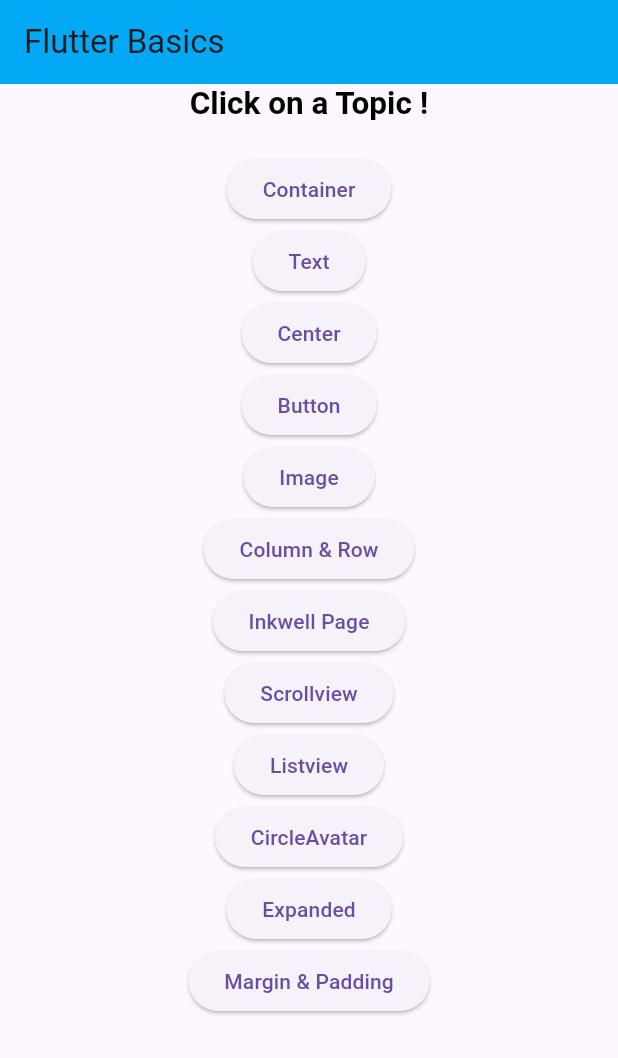
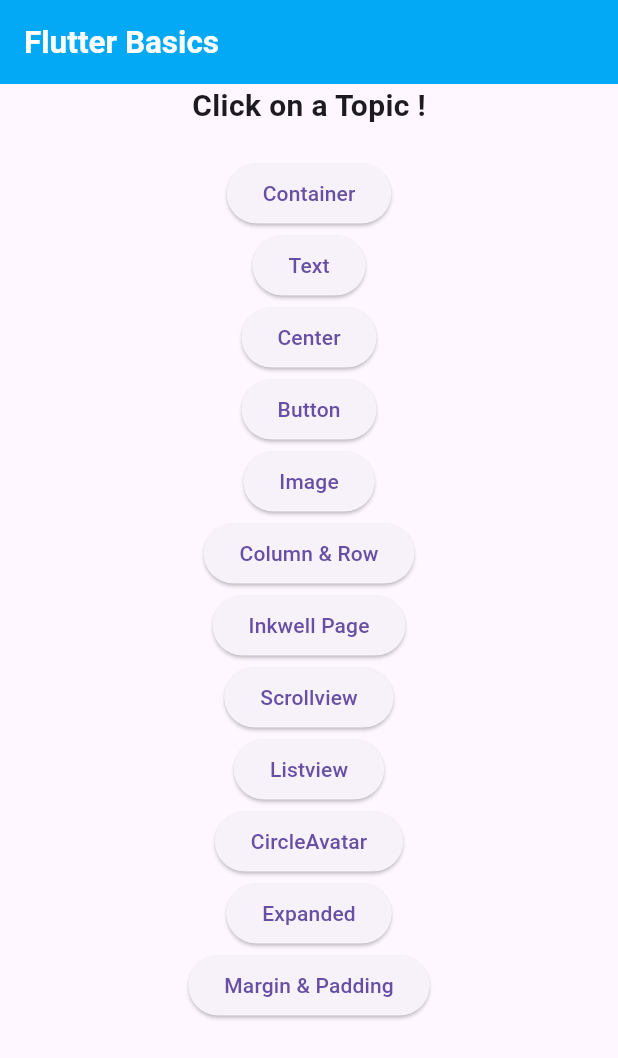
Before and after one commit to mh-rahat/development-learning-journey, a Flutter app: the screen it shows after launch, on a phone screen of 412 x 824 dp. Shown: the top 1058 px of the screen. Run offline on Flutter 3.47's test engine with Material 3 defaults, Android fonts, the phone set to English and light mode, and no system bars.

Commit message:
update the file

```diff
--- a/dart/flutter_learning/flutter_basics/lib/main.dart
+++ b/dart/flutter_learning/flutter_basics/lib/main.dart
@@ -1,4 +1,5 @@
 import 'package:flutter/material.dart';
+import 'package:flutter_basics/ui_helper/util.dart';
 import 'package:flutter_basics/widgets/button_page.dart';
 import 'package:flutter_basics/widgets/center_page.dart';
 import 'package:flutter_basics/widgets/circleavatar_page.dart';
@@ -41,17 +42,19 @@ class HomeSreen extends StatelessWidget {
   @override
   Widget build(BuildContext context) {
     return Scaffold(
-      appBar: AppBar(title: Text('Flutter Basics')),
+      appBar: AppBar(
+        title: Text(
+          'Flutter Basics',
+          style: Theme.of(
+            context,
+          ).textTheme.headlineLarge!.copyWith(color: Colors.white),
+        ),
+      ),
 
       body: Center(
         child: Column(
           children: [
-            Text(
-              'Click on a Topic !',
-              style: Theme.of(
-                context,
-              ).textTheme.headlineLarge!.copyWith(color: Colors.black),
-            ),
+            Text('Click on a Topic !', style: textStyle20()),
             SizedBox(height: 20),
 
             // Container Page Button
```
Also changed, not shown: dart/flutter_learning/flutter_basics/lib/ui_helper/util.dart (added, +18 -0 lines), dart/flutter_learning/flutter_basics/lib/widgets/text_page.dart (+3 -5 lines).
